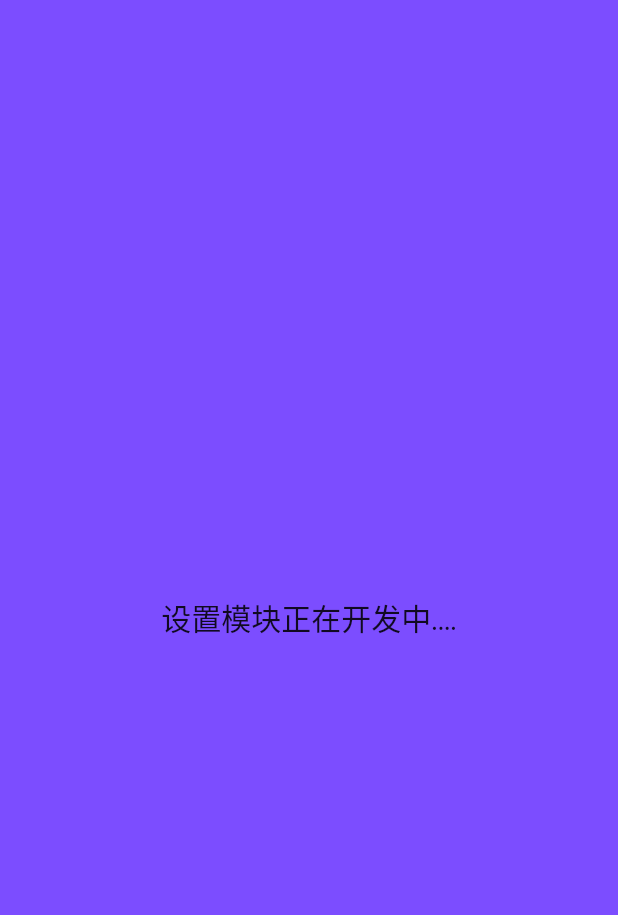
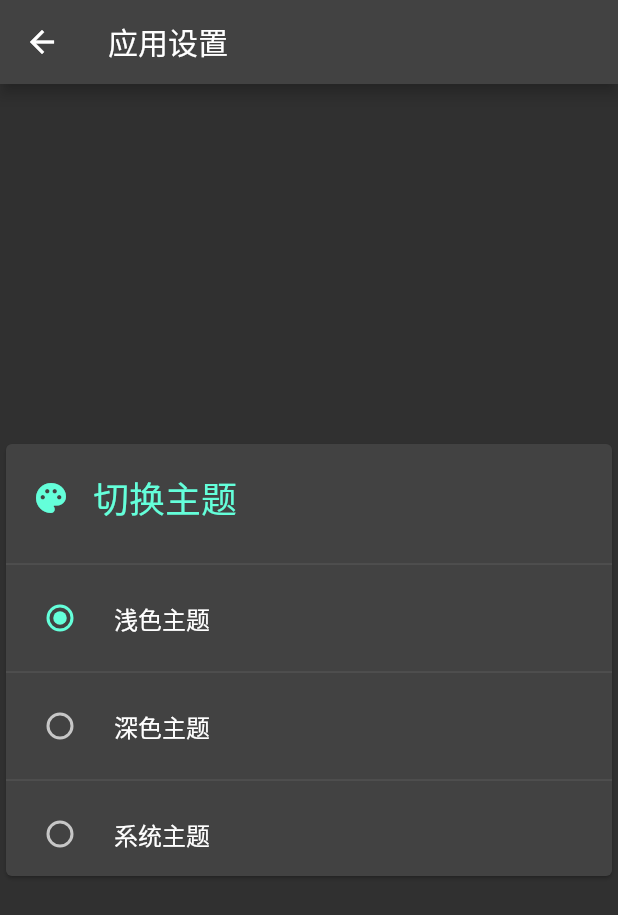
Before and after one commit to yanxing-academy/app, a Flutter app: the SettingsView screen opened by its route, on a phone screen of 412 x 824 dp. Shown: the top 915 px of the screen. Run offline on Flutter 3.47's test engine with Material 2 defaults, Android fonts, the phone set to English and light mode, and no system bars; our stand-ins replace flutter_secure_storage, get, google_fonts; accounts and stored records are empty.

Commit message:
basic theme support

```diff
--- a/lib/main.dart
+++ b/lib/main.dart
@@ -5,7 +5,6 @@ import 'package:flutter_secure_storage/flutter_secure_storage.dart';
 import 'package:get/get.dart';
 
 import 'routes.dart';
-import 'themes/theme_data.dart';
 import 'views/author.dart';
 import 'views/home.dart';
 import 'views/library.dart';
@@ -20,8 +19,9 @@ void main() {
   runApp(
     GetMaterialApp(
       title: "衍星书院",
-      theme: YanxingThemeData.lightThemeData,
-      darkTheme: YanxingThemeData.darkThemeData,
+      theme: ThemeData.light(), //YanxingThemeData.lightThemeData,
+      darkTheme: ThemeData.dark(), //YanxingThemeData.darkThemeData,
+      themeMode: ThemeMode.dark,
       initialBinding: BindingsBuilder(() {}),
       initialRoute: Routes.HOME,
       getPages: [
--- a/lib/views/settings.dart
+++ b/lib/views/settings.dart
@@ -1,8 +1,30 @@
 import 'package:flutter/material.dart';
-import 'package:flutter/src/widgets/framework.dart';
 import 'package:get/get.dart';
 
-class SettingsController extends GetxController {}
+enum ThemeOptions {
+  light,
+  dark,
+}
+
+class SettingsController extends GetxController {
+  var themeOption = ThemeOptions.light.obs;
+  var themeMode = ThemeMode.light.obs;
+
+  void setThemeMode(ThemeMode mode) {
+    themeMode(mode);
+    Get.changeThemeMode(mode);
+  }
+
+  void setThemeOption(ThemeOptions option) {
+    themeOption(option);
+
+    if (option == ThemeOptions.light) {
+      Get.changeTheme(ThemeData.light());
+    } else {
+      Get.changeTheme(ThemeData.dark());
+    }
+  }
+}
 
 class SettingsBinding extends Binding {
   @override
@@ -20,17 +42,70 @@ class SettingsView extends GetView<SettingsController> {
 
   @override
   Widget build(BuildContext context) {
-    return Scaffold(
-      backgroundColor: Colors.deepPurpleAccent,
-      body: Center(
-        child: Column(
-          mainAxisSize: MainAxisSize.min,
-          children: const [
-            Text(
-              '设置模块正在开发中....',
-              style: TextStyle(fontSize: 20),
+    return Obx(
+      () => Scaffold(
+        appBar: AppBar(
+          title: const Text('应用设置'),
+        ),
+        body: Center(
+          child: SizedBox(
+            width: 500,
+            child: Card(
+              child: Column(
+                mainAxisSize: MainAxisSize.min,
+                mainAxisAlignment: MainAxisAlignment.center,
+                crossAxisAlignment: CrossAxisAlignment.start,
+                children: [
+                  Padding(
+                    padding: const EdgeInsets.all(18.0),
+                    child: Row(
+                      children: [
+                        Icon(
+                          Icons.palette,
+                          color: Get.theme.colorScheme.secondary,
+                        ),
+                        const SizedBox(
+                          width: 16,
+                        ),
+                        Text(
+                          '切换主题',
+                          style: Get.textTheme.headline5!
+                              .copyWith(color: Get.theme.colorScheme.secondary),
+                        ),
+                      ],
+                    ),
+                  ),
+                  const Divider(),
+                  RadioListTile<ThemeMode>(
+                    value: ThemeMode.light,
+                    groupValue: controller.themeMode.value,
+                    title: const Text('浅色主题'),
+                    onChanged: (ThemeMode? mode) {
+                      controller.setThemeMode(mode!);
+                    },
+                  ),
+                  const Divider(),
+                  RadioListTile<ThemeMode>(
+                    value: ThemeMode.dark,
+                    groupValue: controller.themeMode.value,
+                    title: const Text('深色主题'),
+                    onChanged: (ThemeMode? mode) {
+                      controller.setThemeMode(mode!);
+                    },
+                  ),
+                  const Divider(),
+                  RadioListTile<ThemeMode>(
+                    value: ThemeMode.system,
+                    groupValue: controller.themeMode.value,
+                    title: const Text('系统主题'),
+                    onChanged: (ThemeMode? mode) {
+                      controller.setThemeMode(mode!);
+                    },
+                  ),
+                ],
+              ),
             ),
-          ],
+          ),
         ),
       ),
     );
```
Also changed, not shown: lib/themes/theme_data.dart (+4 -4 lines), lib/views/mat.dart (+3 -4 lines), 1 other file.
